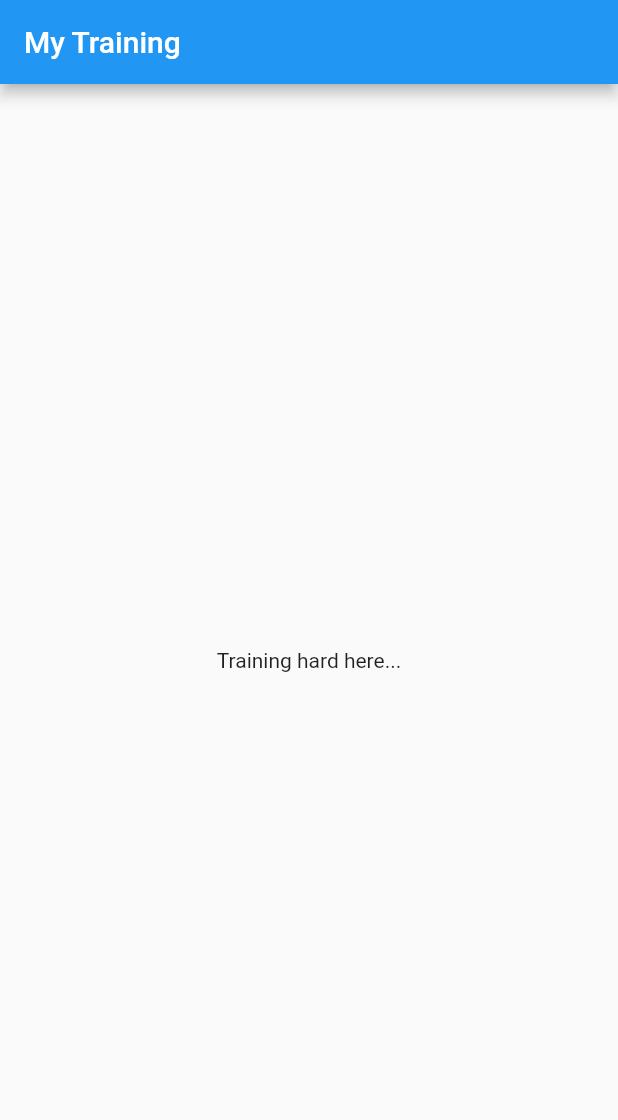
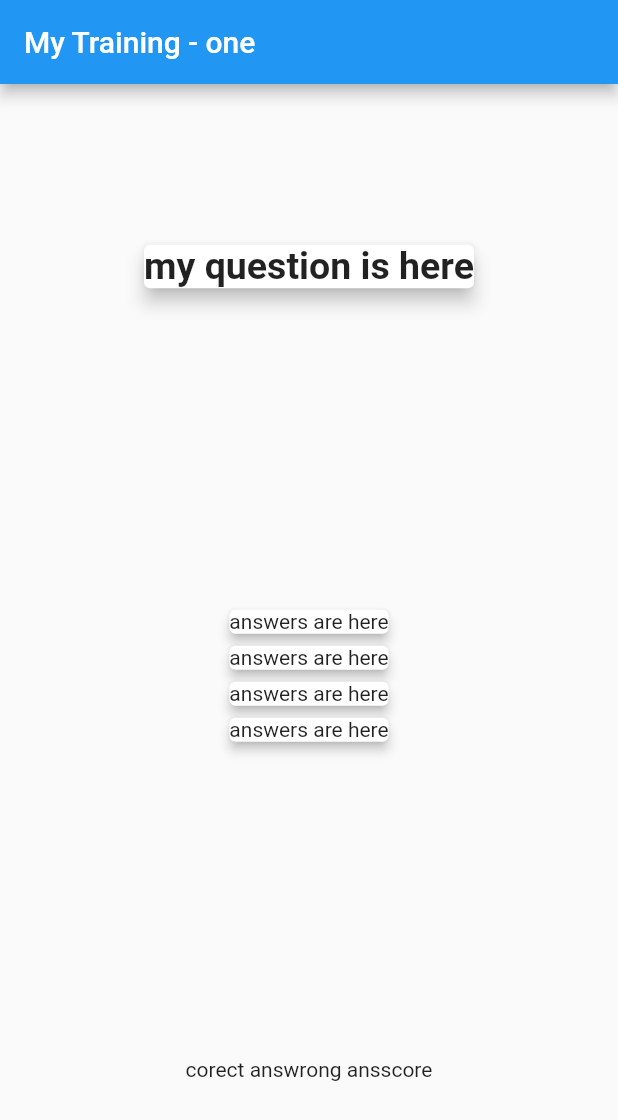
Before and after one commit to mahdiyarz/quizApp, a Flutter app: the screen it shows after launch, on a phone screen of 412 x 824 dp. Shown: the top 1120 px of the screen. Run offline on Flutter 3.47's test engine with Material 2 defaults, Android fonts, the phone set to English and light mode, and no system bars.

Commit message:
first shape of main page

```diff
--- a/lib/main.dart
+++ b/lib/main.dart
@@ -26,12 +26,54 @@ class _MyHomePageState extends State<MyHomePage> {
   @override
   Widget build(BuildContext context) {
     return Scaffold(
-      appBar: AppBar(
-        title: Text('My Training'),
-      ),
-      body: Center(
-        child: Text('Training hard here...'),
-      ),
-    );
+        appBar: AppBar(
+          title: Text('My Training - one'),
+        ),
+        body: Column(
+          mainAxisAlignment: MainAxisAlignment.spaceAround,
+          children: [
+            Container(
+              alignment: Alignment.center,
+              child: Card(
+                elevation: 5,
+                child: Text(
+                  'my question is here',
+                  style: TextStyle(
+                    fontSize: 25,
+                    fontWeight: FontWeight.bold,
+                  ),
+                ),
+              ),
+            ),
+            Column(
+              children: [
+                Card(
+                  elevation: 3,
+                  child: Text('answers are here'),
+                ),
+                Card(
+                  elevation: 3,
+                  child: Text('answers are here'),
+                ),
+                Card(
+                  elevation: 3,
+                  child: Text('answers are here'),
+                ),
+                Card(
+                  elevation: 3,
+                  child: Text('answers are here'),
+                ),
+              ],
+            ),
+            Row(
+              mainAxisAlignment: MainAxisAlignment.center,
+              children: [
+                Text('corect ans'),
+                Text('wrong ans'),
+                Text('score'),
+              ],
+            )
+          ],
+        ));
   }
 }
```
